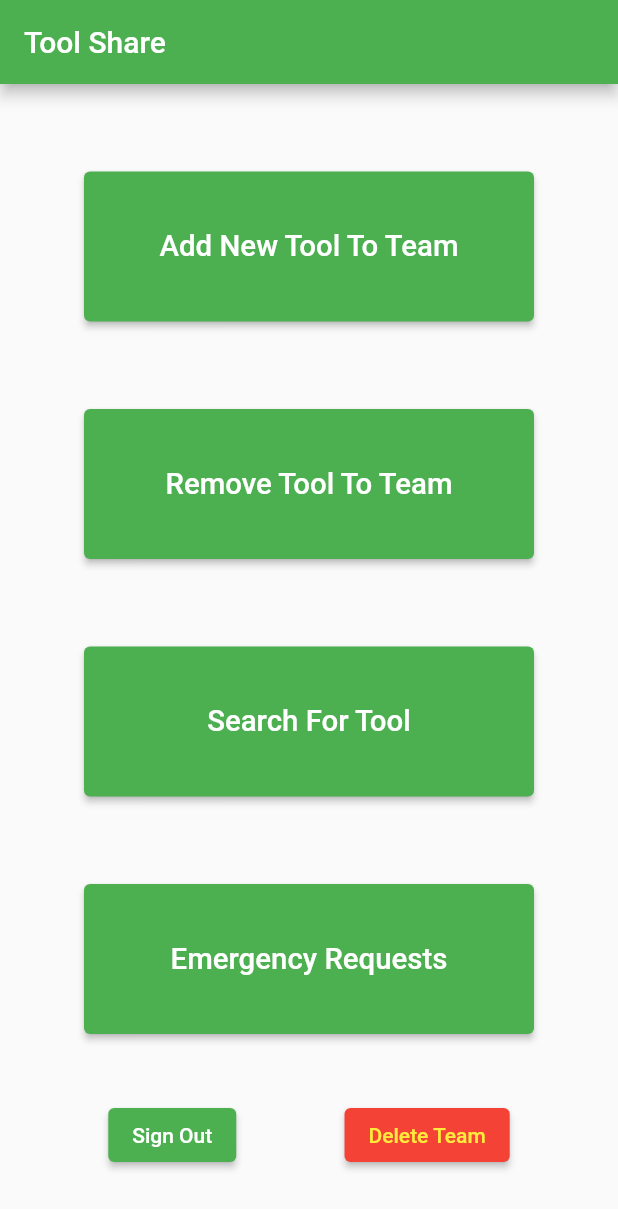
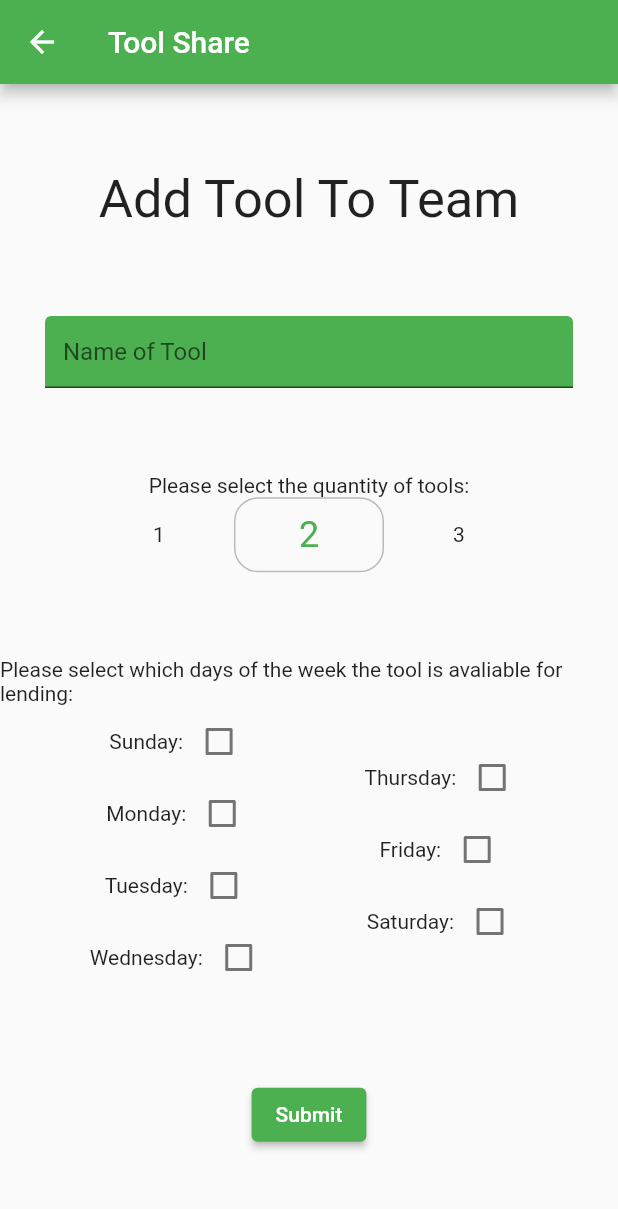
Before and after one commit to mscott999/Tool-Share, a Flutter app: the HomeView screen opened directly, after a tap on "Add New Tool To Team", on a phone screen of 412 x 824 dp. Shown: the top 1209 px of the screen. Run offline on Flutter 3.47's test engine with Material 2 defaults, Android fonts, the phone set to English and light mode, and no system bars; drawn by our look-alikes of numberpicker; our stand-ins replace google_maps_flutter; statements that could not run were skipped.

Commit message:
AddTool Page added.

```diff
--- a/lib/main.dart
+++ b/lib/main.dart
@@ -8,7 +8,7 @@ import 'model/Team.dart';
 
 File? _teamCSV;
 HashMap<int, Team> _teamMap = HashMap();
-late Team _loggedInTeam;
+Team? _loggedInTeam;
 
 void main() {
   initCSV();
@@ -42,7 +42,11 @@ void logInTeam(Team team) {
   _loggedInTeam = team;
 }
 
-Team getLoggedInTeam() {
+void logOutTeam() {
+  _loggedInTeam = null;
+}
+
+Team? getLoggedInTeam() {
   return _loggedInTeam;
 }
 
--- a/lib/model/Team.dart
+++ b/lib/model/Team.dart
@@ -22,6 +22,10 @@ class Team {
   //         _password + ',' +
 //
   //}
+
+  void addTool(Tool tool) {
+    _toolList.add(tool);
+  }
 
   int compareTo(Team team) {
     return _number.compareTo(team.getNumber());
--- a/lib/model/Tool.dart
+++ b/lib/model/Tool.dart
@@ -1,6 +1,6 @@
 class Tool {
   int _quantity;
-  List<String> _daysAvailable;
+  List<bool> _daysAvailable;
   String _title;
 
   Tool(this._quantity, this._daysAvailable, this._title);
@@ -13,7 +13,7 @@ class Tool {
     return _quantity;
   }
 
-  List<String> getDaysAvailable() {
+  List<bool> getDaysAvailable() {
     return _daysAvailable;
   }
 
--- /dev/null
+++ b/lib/view/AddToolView.dart
@@ -0,0 +1,176 @@
+import 'package:flutter/cupertino.dart';
+import 'package:flutter/material.dart';
+import 'package:numberpicker/numberpicker.dart';
+import 'package:tool_share/viewmodel/AddToolViewModel.dart';
+
+class AddToolView extends StatefulWidget {
+  _AddToolViewState createState() => new _AddToolViewState();
+}
+
+class _AddToolViewState extends State<AddToolView> {
+  Widget build(BuildContext context) {
+    return Scaffold(
+      appBar: AppBar(title: const Text('Tool Share')),
+      body: Column(mainAxisAlignment: MainAxisAlignment.spaceEvenly, children: [
+        const Text('Add Tool To Team', style: TextStyle(fontSize: 35)),
+        Padding(
+          padding: EdgeInsets.symmetric(vertical: 0, horizontal: 30),
+          child: TextField(
+            onChanged: (String string) {},
+            decoration: const InputDecoration(
+              hintText: 'Name of Tool',
+              filled: true,
+              fillColor: Colors.green,
+            ),
+          ),
+        ),
+        Padding(
+          padding: EdgeInsets.symmetric(),
+          child: Column(
+            children: [
+              Text('Please select the quantity of tools:'),
+              NumberPicker(
+                value: AddToolViewModel.getTargetQuantity(),
+                minValue: 1,
+                maxValue: 99,
+                step: 1,
+                itemCount: 3,
+                axis: Axis.horizontal,
+                onChanged: (value) {
+                  setState(() => AddToolViewModel.setTargetQuantity(value));
+                },
+                decoration: BoxDecoration(
+                  borderRadius: BorderRadius.circular(16),
+                  border: Border.all(color: Colors.black26),
+                ),
+              ),
+            ],
+          ),
+        ),
+        Padding(
+          padding: EdgeInsets.symmetric(),
+          child: Column(
+            children: [
+              Text(
+                  'Please select which days of the week the tool is avaliable for lending:'),
+              Row(
+                mainAxisAlignment: MainAxisAlignment.spaceEvenly,
+                children: [
+                  Column(
+                    mainAxisAlignment: MainAxisAlignment.spaceEvenly,
+                    children: [
+                      Row(
+                        mainAxisAlignment: MainAxisAlignment.spaceEvenly,
+                        children: [
+                          Text('Sunday:'),
+                          Checkbox(
+                              tristate: false,
+                              value: AddToolViewModel.getTargetSunday(),
+                              onChanged: (value) {
+                                setState(() =>
+                                    AddToolViewModel.setTargetSunday(value!));
+                              }),
+                        ],
+                      ),
+                      Row(
+                        mainAxisAlignment: MainAxisAlignment.spaceEvenly,
+                        children: [
+                          Text('Monday:'),
+                          Checkbox(
+                              tristate: false,
+                              value: AddToolViewModel.getTargetMonday(),
+                              onChanged: (value) {
+                                setState(() =>
+                                    AddToolViewModel.setTargetMonday(value!));
+                              }),
+                        ],
+                      ),
+                      Row(
+                        mainAxisAlignment: MainAxisAlignment.spaceEvenly,
+                        children: [
+                          Text('Tuesday:'),
+                          Checkbox(
+                              tristate: false,
+                              value: AddToolViewModel.getTargetTuesday(),
+                              onChanged: (value) {
+                                setState(() =>
+                                    AddToolViewModel.setTargetTuesday(value!));
+                              }),
+                        ],
+                      ),
+                      Row(
+                        mainAxisAlignment: MainAxisAlignment.spaceEvenly,
+                        children: [
+                          Text('Wednesday:'),
+                          Checkbox(
+                              tristate: false,
+                              value: AddToolViewModel.getTargetWednesday(),
+                              onChanged: (value) {
+                                setState(() =>
+                                    AddToolViewModel.setTargetWednesday(
+                                        value!));
+                              }),
+                        ],
+                      ),
+                    ],
+                  ),
+                  Column(
+                    mainAxisAlignment: MainAxisAlignment.spaceEvenly,
+                    children: [
+                      Row(
+                        mainAxisAlignment: MainAxisAlignment.spaceEvenly,
+                        children: [
+                          Text('Thursday:'),
+                          Checkbox(
+                              tristate: false,
+                              value: AddToolViewModel.getTargetThursday(),
+                              onChanged: (value) {
+                                setState(() =>
+                                    AddToolViewModel.setTargetThursday(value!));
+                              }),
+                        ],
+                      ),
+                      Row(
+                        mainAxisAlignment: MainAxisAlignment.spaceEvenly,
+                        children: [
+                          Text('Friday:'),
+                          Checkbox(
+                              tristate: false,
+                              value: AddToolViewModel.getTargetFriday(),
+                              onChanged: (value) {
+                                setState(() =>
+                                    AddToolViewModel.setTargetFriday(value!));
+                              }),
+                        ],
+                      ),
+                      Row(
+                        mainAxisAlignment: MainAxisAlignment.spaceEvenly,
+                        children: [
+                          Text('Saturday:'),
+                          Checkbox(
+                              tristate: false,
+                              value: AddToolViewModel.getTargetSaturday(),
+                              onChanged: (value) {
+                                setState(() =>
+                                    AddToolViewModel.setTargetSaturday(value!));
+                              }),
+                        ],
+                      ),
+                    ],
+                  ),
+                ],
+              ),
+            ],
+          ),
+        ),
+        Padding(
+            padding: EdgeInsets.symmetric(),
+            child: ElevatedButton(
+                child: Text('Submit'),
+                onPressed: () {
+                  AddToolViewModel.attemptAdd(context);
+                })),
+      ]),
+    );
+  }
+}
--- a/lib/view/HomeView.dart
+++ b/lib/view/HomeView.dart
@@ -1,4 +1,6 @@
 import 'package:flutter/material.dart';
+
+import '../viewmodel/HomeViewModel.dart';
 
 class HomeView extends StatelessWidget {
   Widget build(BuildContext context) {
@@ -7,7 +9,8 @@ class HomeView extends StatelessWidget {
           title: const Text('Tool Share'),
           automaticallyImplyLeading: false,
         ),
-        body: Column(
+        body: SingleChildScrollView(
+          child: Column(
               mainAxisAlignment: MainAxisAlignment.spaceEvenly,
               crossAxisAlignment: CrossAxisAlignment.center,
               children: [
@@ -22,7 +25,7 @@ class HomeView extends StatelessWidget {
                       fixedSize: const Size(300, 100),
                     ),
                     onPressed: () {
-                    null;
+                      HomeViewModel.routeToAddTool(context);
                     },
                     child: const Text(
                       'Add New Tool To Team',
@@ -65,10 +68,7 @@ class HomeView extends StatelessWidget {
                 ),
                 Padding(
                   padding: const EdgeInsets.only(
-                  top: 15.0,
-                  left: 8.0,
-                  right: 8.0,
-                ),
+                      top: 15.0, left: 8.0, right: 8.0, bottom: 15.0),
                   child: ElevatedButton(
                     style: ElevatedButton.styleFrom(
                       fixedSize: const Size(300, 100),
@@ -76,7 +76,8 @@ class HomeView extends StatelessWidget {
                     onPressed: () {
                       null;
                     },
-                  child: const Text('Emergency Requests', textScaleFactor: 1.4),
+                    child:
+                        const Text('Emergency Requests', textScaleFactor: 1.4),
                   ),
                 ),
                 Row(
@@ -98,6 +99,7 @@ class HomeView extends StatelessWidget {
                     ),
                   ],
                 )
-            ]));
+              ]),
+        ));
   }
 }
--- a/lib/view/NewTeamView.dart
+++ b/lib/view/NewTeamView.dart
@@ -3,7 +3,7 @@ import 'package:flutter/material.dart';
 
 import '../viewmodel/NewTeamViewModel.dart';
 
-class NewTeam extends StatelessWidget {
+class NewTeamView extends StatelessWidget {
   @override
   Widget build(BuildContext context) {
     return Scaffold(
--- /dev/null
+++ b/lib/viewmodel/AddToolViewModel.dart
@@ -0,0 +1,170 @@
+import 'package:flutter/material.dart';
+import 'package:tool_share/main.dart';
+
+import '../model/Tool.dart';
+import '../view/HomeView.dart';
+
+class AddToolViewModel {
+  static int _targetQuantity = 2;
+  static String _targetName = '';
+  static bool _targetSunday = false;
+  static bool _targetMonday = false;
+  static bool _targetTuesday = false;
+  static bool _targetWednesday = false;
+  static bool _targetThursday = false;
+  static bool _targetFriday = false;
+  static bool _targetSaturday = false;
+
+  static void attemptAdd(BuildContext context) {
+    if (_targetName.isEmpty) {
+      showDialog(
+          context: context,
+          builder: (context) {
+            return SimpleDialog(
+              title: const Text('No Tool Name Provided'),
+              children: [
+                Column(children: [
+                  const Text('Please provide the equipment\'s name or title.'),
+                  ElevatedButton(
+                      onPressed: () {
+                        Navigator.pop(context);
+                      },
+                      child: const Text('Ok')),
+                ]),
+              ],
+            );
+          });
+    } else if (!_targetSunday &&
+        !_targetMonday &&
+        !_targetTuesday &&
+        !_targetWednesday &&
+        !_targetThursday &&
+        !_targetFriday &&
+        !_targetSaturday) {
+      showDialog(
+          context: context,
+          builder: (context) {
+            return SimpleDialog(
+              title: const Text('Tool Always unavailable'),
+              children: [
+                Column(children: [
+                  const Text(
+                      'Equipment must be avaliable for at least one day of the week'),
+                  ElevatedButton(
+                      onPressed: () {
+                        Navigator.pop(context);
+                      },
+                      child: const Text('Ok')),
+                ]),
+              ],
+            );
+          });
+    } else {
+      getLoggedInTeam()!.addTool(Tool(
+          _targetQuantity,
+          [
+            _targetSunday,
+            _targetMonday,
+            _targetTuesday,
+            _targetWednesday,
+            _targetThursday,
+            _targetFriday,
+            _targetSaturday
+          ],
+          _targetName));
+      showDialog(
+          context: context,
+          builder: (context) {
+            return SimpleDialog(
+              title: const Text('Equipment Successfully Added'),
+              children: [
+                Column(children: [
+                  Text('"' + _targetName + '" was been added to your team!'),
+                  ElevatedButton(
+                      onPressed: () {
+                        //FINISH
+                        routeToHome(context);
+                      },
+                      child: const Text('Ok')),
+                ]),
+              ],
+            );
+          });
+    }
+  }
+
+  static void routeToHome(context) {
+    Navigator.of(context)
+        .push(MaterialPageRoute(builder: ((context) => HomeView())));
+  }
+
+  static void setTargetQuantity(int value) {
+    _targetQuantity = value;
+    print('quantity: ' + _targetQuantity.toString());
+  }
+
+  static int getTargetQuantity() {
+    return _targetQuantity;
+  }
+
+  static void setTargetName(String string) {
+    _targetName = string;
+    print('Name: ' + _targetName);
+  }
+
+  static void setTargetSunday(bool value) {
+    _targetSunday = value;
+  }
+
+  static bool getTargetSunday() {
+    return _targetSunday;
+  }
+
+  static void setTargetMonday(bool value) {
+    _targetMonday = value;
+  }
+
+  static bool getTargetMonday() {
+    return _targetMonday;
+  }
+
+  static void setTargetTuesday(bool value) {
+    _targetTuesday = value;
+  }
+
+  static bool getTargetTuesday() {
+    return _targetTuesday;
+  }
+
+  static void setTargetWednesday(bool value) {
+    _targetWednesday = value;
+  }
+
+  static bool getTargetWednesday() {
+    return _targetWednesday;
+  }
+
+  static void setTargetThursday(bool value) {
+    _targetThursday = value;
+  }
+
+  static bool getTargetThursday() {
+    return _targetThursday;
+  }
+
+  static void setTargetFriday(bool value) {
+    _targetFriday = value;
+  }
+
+  static bool getTargetFriday() {
+    return _targetFriday;
+  }
+
+  static void setTargetSaturday(bool value) {
+    _targetSaturday = value;
+  }
+
+  static bool getTargetSaturday() {
+    return _targetSaturday;
+  }
+}
--- /dev/null
+++ b/lib/viewmodel/HomeViewModel.dart
@@ -0,0 +1,10 @@
+import 'package:flutter/material.dart';
+
+import '../view/AddToolView.dart';
+
+class HomeViewModel {
+  static void routeToAddTool(context) {
+    Navigator.of(context)
+        .push(MaterialPageRoute(builder: ((context) => AddToolView())));
+  }
+}
--- a/lib/viewmodel/NewTeamViewModel.dart
+++ b/lib/viewmodel/NewTeamViewModel.dart
@@ -126,7 +126,7 @@ class NewTeamViewModel {
               ],
             );
           });
-    } else if (_targetName.length < 4) {
+    } else if (_targetName.length <= 0) {
       showDialog(
           context: _bContext,
           builder: (bContext) {
@@ -172,7 +172,7 @@ class NewTeamViewModel {
           context: _bContext,
           builder: (bContext) {
             return SimpleDialog(
-              title: const Text('Team Successfully initialized'),
+              title: const Text('Team Successfully Initialized'),
               children: [
                 Column(children: [
                   Text('Team ' +
@@ -192,18 +192,22 @@ class NewTeamViewModel {
 
   static void setTargetNumber(String string) {
     _targetNumber = string;
+    print('number: ' + _targetNumber);
   }
 
   static void setTargetPassword(String string) {
     _targetPassword = string;
+    print('Password: ' + _targetPassword);
   }
 
   static void setTargetName(String string) {
     _targetName = string;
+    print('Name: ' + _targetName);
   }
 
   static void setTargetDescription(String string) {
     _targetDescription = string;
+    print('Bio: ' + _targetDescription);
   }
 
   static void routeToHome(context) {
--- a/pubspec.yaml
+++ b/pubspec.yaml
@@ -36,6 +36,7 @@ dependencies:
   cupertino_icons: ^1.0.2
   google_maps_flutter: ^2.2.3
   path_provider: ^2.0.11
+  numberpicker: ^2.1.1
 
 dev_dependencies:
   flutter_test:
```
Also changed, not shown: lib/viewmodel/LoginViewModel.dart (+3 -4 lines), pubspec.lock, 1 other file. Lines whose indentation alone changed are shown as unchanged.
